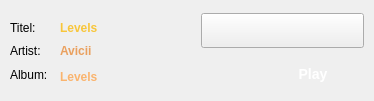
xxmicloxx/GSPlayerQT, file searchmusiclistitem.ui: the form before one commit.
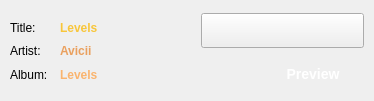
The form after the commit. Icons and pictures are not drawn.

The edit to the form file:
```diff
--- a/searchmusiclistitem.ui
+++ b/searchmusiclistitem.ui
@@ -86,7 +86,7 @@
     </rect>
    </property>
    <property name="text">
-    <string>Titel:</string>
+    <string>Title:</string>
    </property>
   </widget>
   <widget class="QLabel" name="lblTitle">
@@ -164,7 +164,7 @@
     </rect>
    </property>
    <property name="text">
-    <string>Play</string>
+    <string>Preview</string>
    </property>
   </widget>
   <widget class="QLabel" name="lblAlbumCaption">
@@ -172,7 +172,7 @@
     <rect>
      <x>10</x>
      <y>67</y>
-     <width>41</width>
+     <width>51</width>
      <height>16</height>
     </rect>
    </property>
@@ -186,7 +186,7 @@
      <x>60</x>
      <y>67</y>
      <width>141</width>
-     <height>19</height>
+     <height>16</height>
     </rect>
    </property>
    <property name="text">
```
